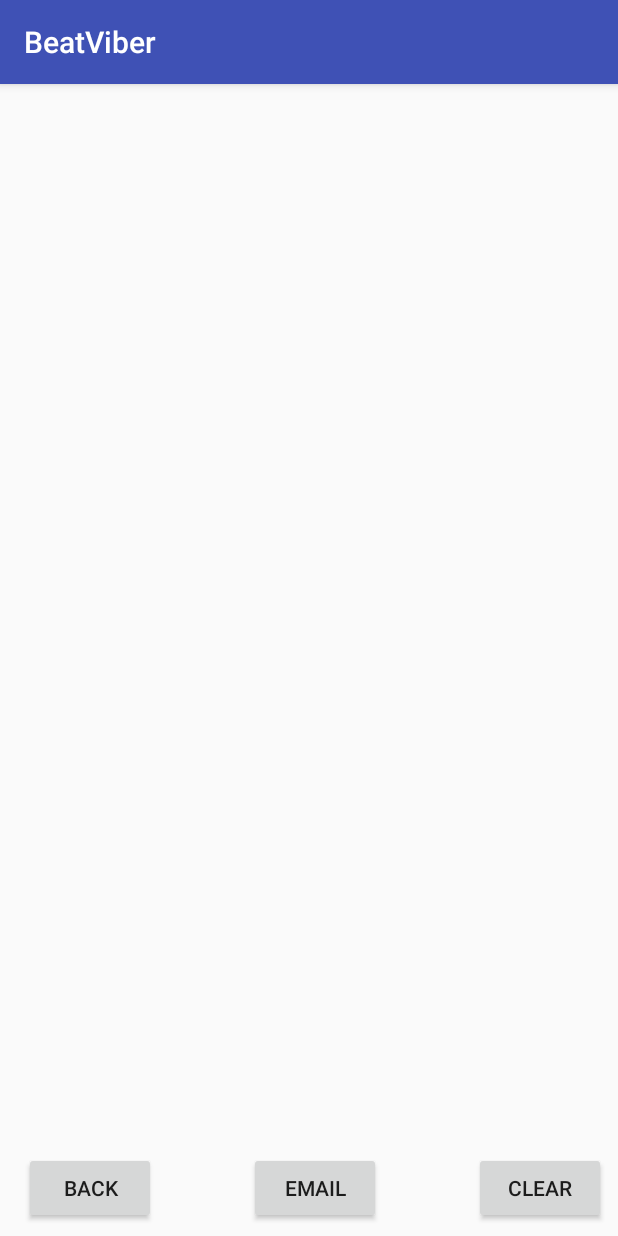
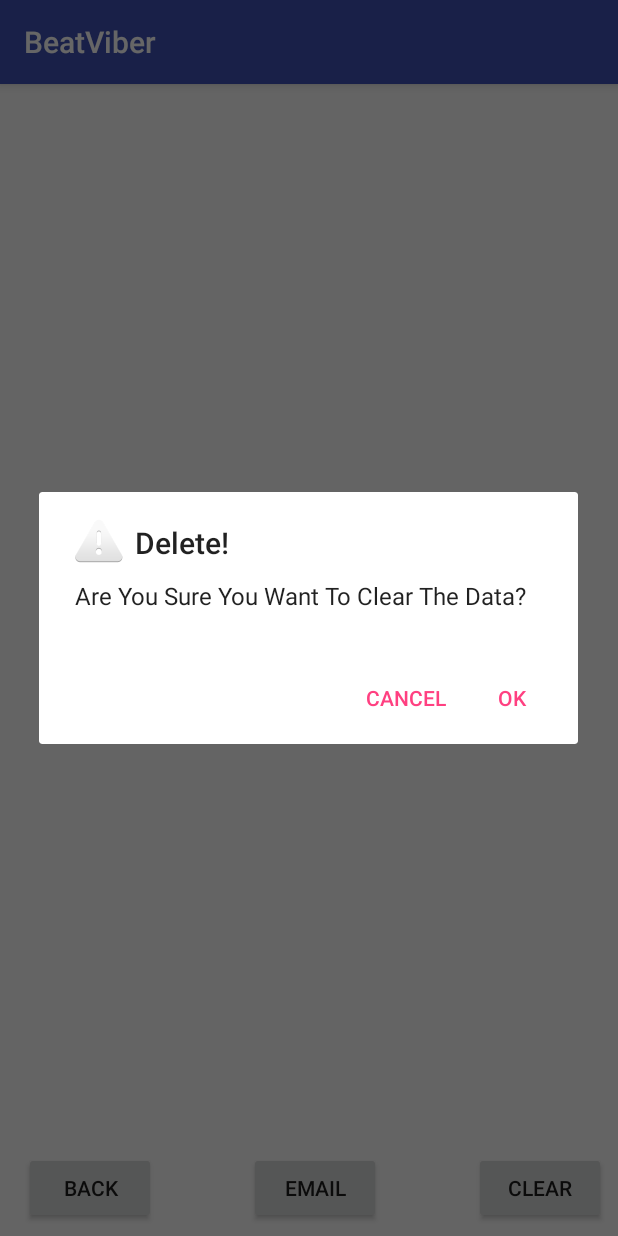
Before and after one commit to shervinks/beatviber, an Android app: the screen it shows after launch (MainActivity), after a tap on "CLEAR", on a phone screen of 412 x 824 dp. Run offline under Robolectric (Android 15) with nearby library versions, the phone set to English and light mode, and no system bars; 1 other tap on this screen came first.

Commit message:
added confirmation popup for clear button

```diff
--- a/BeatViber/app/src/main/java/com/example/shervin/beatviber/MainActivity.java
+++ b/BeatViber/app/src/main/java/com/example/shervin/beatviber/MainActivity.java
@@ -3,7 +3,9 @@
  */
 package com.example.shervin.beatviber;
 
+import android.app.AlertDialog;
 import android.content.Context;
+import android.content.DialogInterface;
 import android.content.Intent;
 import android.icu.text.LocaleDisplayNames;
 import android.os.Handler;
@@ -88,7 +90,7 @@ class info{
         }*/
         Log.d("Pressed at", Long.toString(curr_time));
         this.raw_time_stamp.add(curr_time);
-        if(this.raw_time_stamp.size() == this.rhythm_data.length){
+        if(this.raw_time_stamp.size() == this.rhythm_data.length + 1){
             /*
             * Got all time stamps
             * need to stop
@@ -200,6 +202,7 @@ public class MainActivity extends AppCompatActivity {
 
     }
 
+    private String remember_name= "";
     // pattern for 60 bpm
     long[] pattern_60 = {0, 200, 800};
     // pattern for 80 bpm
@@ -331,6 +334,7 @@ public class MainActivity extends AppCompatActivity {
         //Get name
         EditText name = (EditText)findViewById(R.id.user_name);
         String name_string = name.getText().toString();
+        remember_name = name_string;
 
         /*
         * Get type of metronome as string
@@ -403,6 +407,8 @@ public class MainActivity extends AppCompatActivity {
     }
     public void TO_User_input(View view){
         setContentView(R.layout.user_input);
+        EditText name = (EditText)findViewById(R.id.user_name);
+        name.setText(remember_name, TextView.BufferType.EDITABLE);
     }
     public void TO_Tap(final View view){
         setup_User(view);
@@ -488,8 +494,16 @@ public class MainActivity extends AppCompatActivity {
     }
 
 
-    public void clear_results(View view){
+    public void clear_results(final View view){
 
+        new AlertDialog.Builder(this)
+                .setTitle("Delete!")
+                .setMessage("Are You Sure You Want To Clear The Data?")
+                .setIcon(android.R.drawable.ic_dialog_alert)
+                .setPositiveButton(android.R.string.yes, new DialogInterface.OnClickListener() {
+
+                    public void onClick(DialogInterface dialog, int whichButton) {
+                        //Toast.makeText(MainActivity.this, "Yaay", Toast.LENGTH_SHORT).show();
                         BufferedWriter bufferedWriter = null;
                         try {
                             bufferedWriter = new BufferedWriter(new FileWriter(new
@@ -501,6 +515,9 @@ public class MainActivity extends AppCompatActivity {
                             Log.d("file_test", "clearing file failed");
                         }
                         to_results(view);
+                    }})
+                .setNegativeButton(android.R.string.no, null).show();
+
     }
     public void user_taped(View view){
         //press = MediaPlayer.create(this, R.raw.piano);
```
Lines whose indentation alone changed are shown as unchanged.
